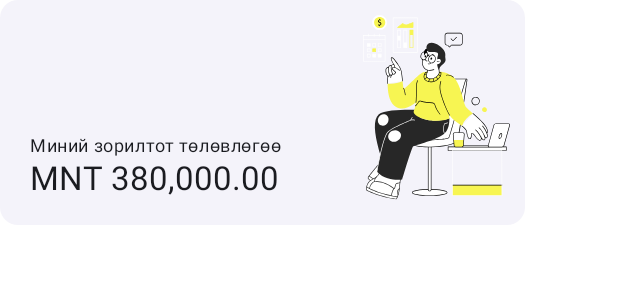
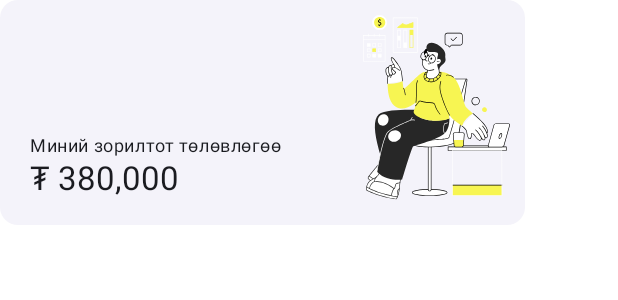
Before and after one commit to zolbooo/hetevch-app, an Android app built with Jetpack Compose: the @Preview function BudgetCardPreview, on a phone screen of 412 x 824 dp. Shown: the top 300 px of the screen. Run offline under Robolectric (Android 15) with nearby library versions, the phone set to English and light mode, and no system bars.

Commit message:
refactor(budget-card): use formatMNT extension function

```diff
--- a/androidApp/src/main/java/xyz/zolbooo/hetevch/android/components/BudgetCard.kt
+++ b/androidApp/src/main/java/xyz/zolbooo/hetevch/android/components/BudgetCard.kt
@@ -17,15 +17,10 @@ import androidx.compose.ui.tooling.preview.Preview
 import androidx.compose.ui.unit.dp
 import xyz.zolbooo.hetevch.android.ui.HetevchTheme
 import xyz.zolbooo.hetevch.android.R
+import xyz.zolbooo.hetevch.android.utils.formatMNT
 
 @Composable
 fun BudgetCard(amount: Long, modifier: Modifier = Modifier) {
-    val amountText = remember {
-        val formatter = NumberFormat.getCurrencyInstance().apply {
-            currency = Currency.getInstance("MNT")
-        }
-        formatter.format(amount)
-    }
     ElevatedCard(modifier = modifier) {
         Row(
             horizontalArrangement = Arrangement.SpaceBetween,
@@ -43,7 +38,7 @@ fun BudgetCard(amount: Long, modifier: Modifier = Modifier) {
                     text = stringResource(R.string.my_goal),
                     style = MaterialTheme.typography.bodySmall,
                 )
-                Text(text = amountText, style = MaterialTheme.typography.titleLarge)
+                Text(text = amount.formatMNT(), style = MaterialTheme.typography.titleLarge)
             }
             Spacer(Modifier.width(10.dp))
             Image(
```
